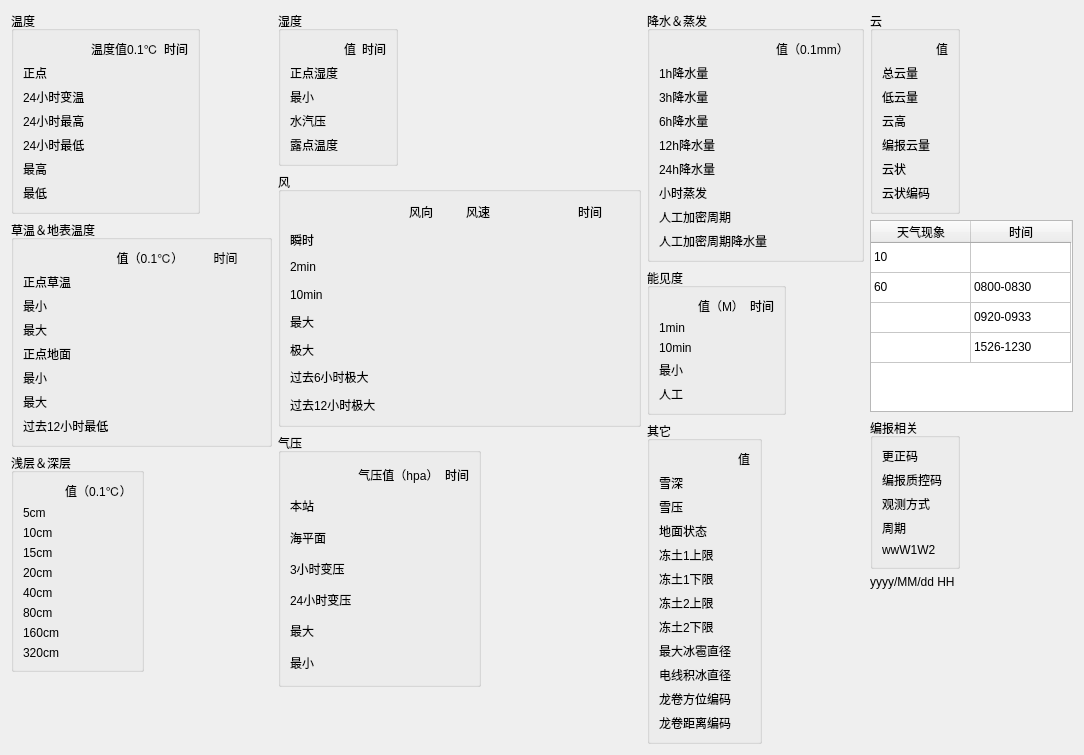
First picture: the form in fullwidegt.ui, repository emperorFei/AHQC, before the edit.
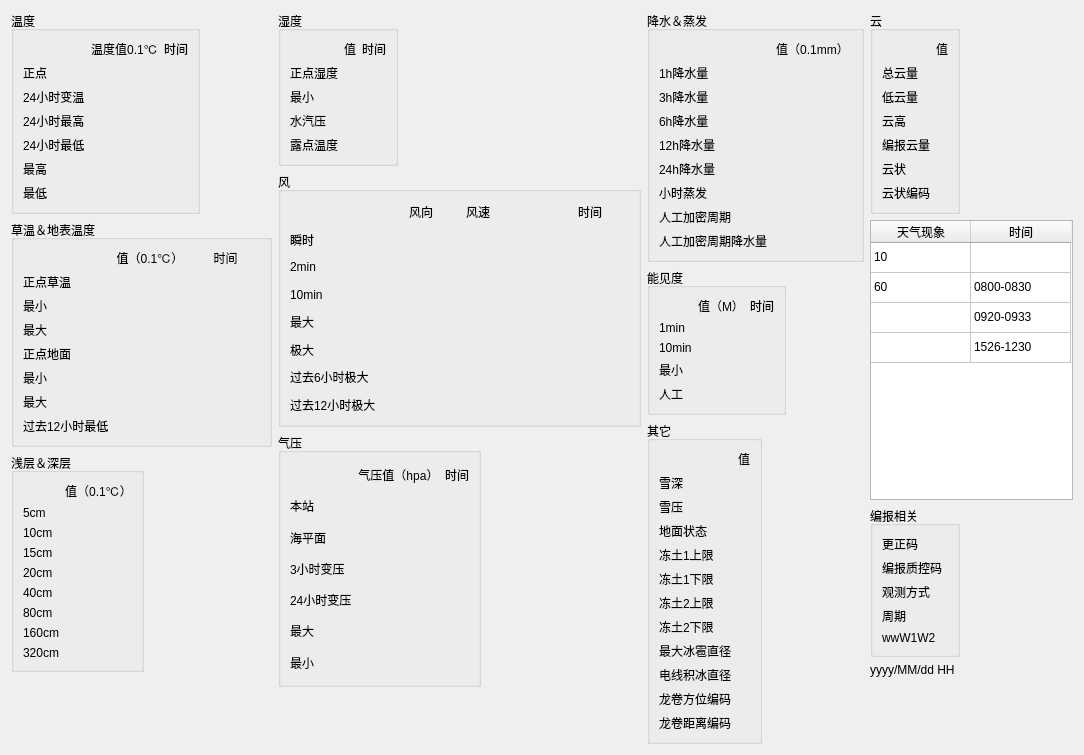
Second picture: the form after the edit. Custom widgets are drawn as their Qt base class.

Patch:
```diff
--- a/fullwidegt.ui
+++ b/fullwidegt.ui
@@ -2445,7 +2445,7 @@
       <item>
        <widget class="QTableWidget" name="tableWidget">
         <property name="sizePolicy">
-         <sizepolicy hsizetype="Expanding" vsizetype="Preferred">
+         <sizepolicy hsizetype="Expanding" vsizetype="Expanding">
           <horstretch>0</horstretch>
           <verstretch>0</verstretch>
          </sizepolicy>
@@ -2677,6 +2677,9 @@
         <property name="orientation">
          <enum>Qt::Vertical</enum>
         </property>
+        <property name="sizeType">
+         <enum>QSizePolicy::Minimum</enum>
+        </property>
         <property name="sizeHint" stdset="0">
          <size>
           <width>20</width>
```
Left out of the diff: 127 changed lines with no effect on the pictures.
